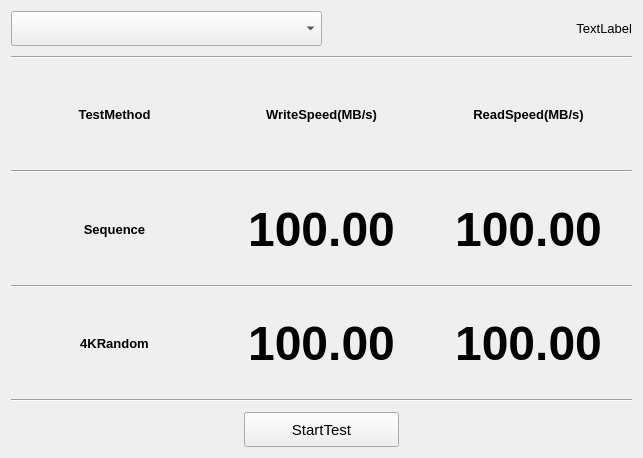
BurnellLiu/LiuProject, file BLHardwareScaner/BLHardwareScaner/Ui/TestItem/DiskSpeed.ui: the form before one commit.
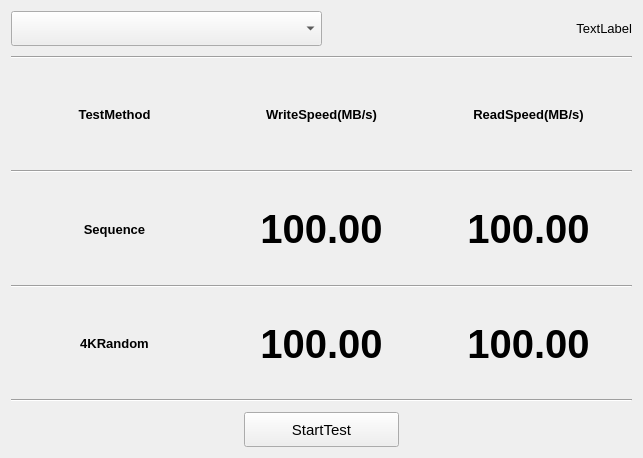
The form after the commit.

Patch:
```diff
--- a/BLHardwareScaner/BLHardwareScaner/Ui/TestItem/DiskSpeed.ui
+++ b/BLHardwareScaner/BLHardwareScaner/Ui/TestItem/DiskSpeed.ui
@@ -181,7 +181,7 @@
           <widget class="QLabel" name="labelSeqWSpeed">
            <property name="font">
             <font>
-             <pointsize>36</pointsize>
+             <pointsize>30</pointsize>
              <weight>75</weight>
              <bold>true</bold>
             </font>
@@ -201,7 +201,7 @@
           <widget class="QLabel" name="labelSeqRSpeed">
            <property name="font">
             <font>
-             <pointsize>36</pointsize>
+             <pointsize>30</pointsize>
              <weight>75</weight>
              <bold>true</bold>
             </font>
@@ -255,7 +255,7 @@
           <widget class="QLabel" name="label4KRandWSpeed">
            <property name="font">
             <font>
-             <pointsize>36</pointsize>
+             <pointsize>30</pointsize>
              <weight>75</weight>
              <bold>true</bold>
             </font>
@@ -275,7 +275,7 @@
           <widget class="QLabel" name="label4KRandRSpeed">
            <property name="font">
             <font>
-             <pointsize>36</pointsize>
+             <pointsize>30</pointsize>
              <weight>75</weight>
              <bold>true</bold>
             </font>
```
